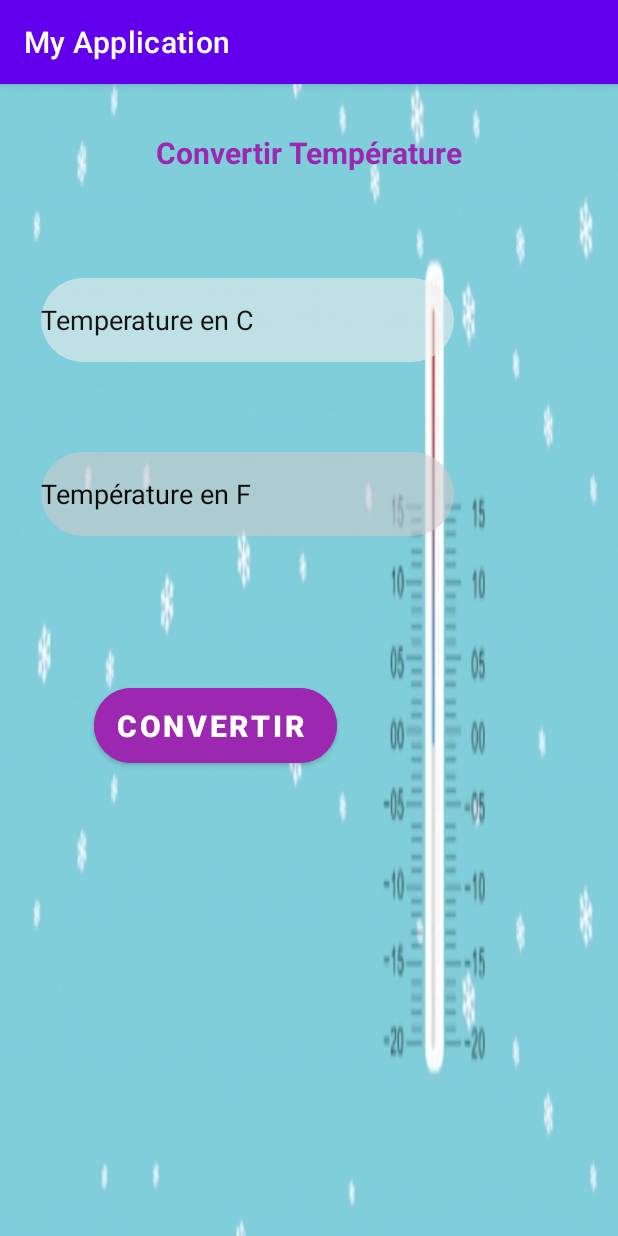
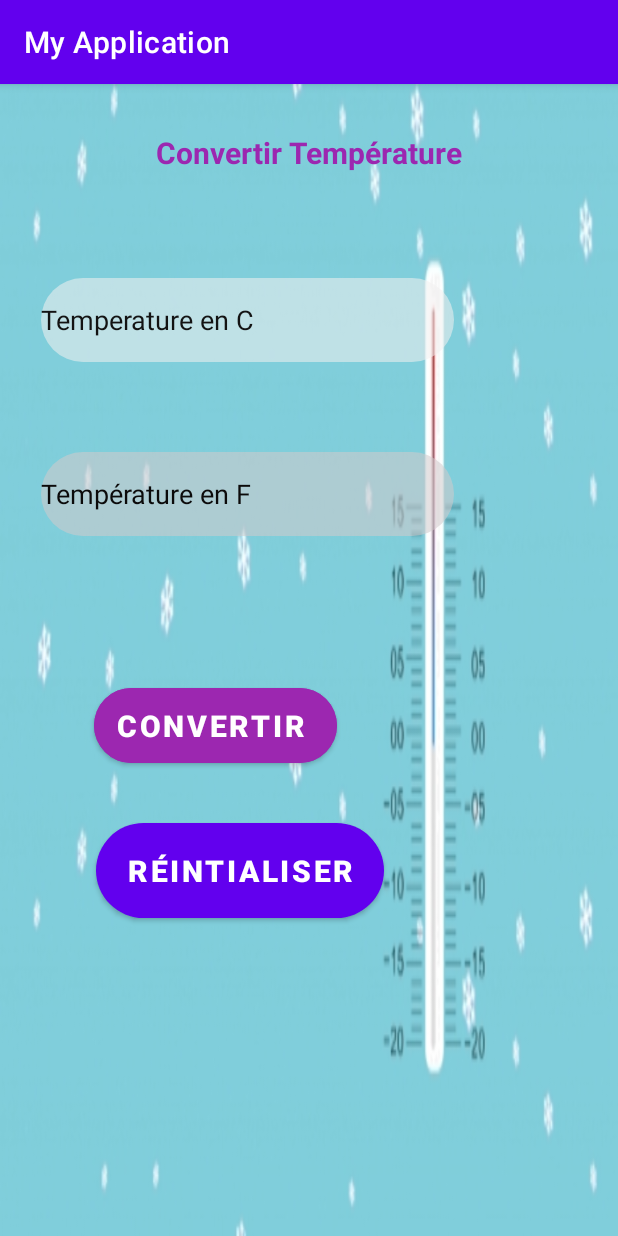
Before and after one commit to onsfadhel/MyApplication, an Android app: the screen it shows after launch (MainActivity2), on a phone screen of 412 x 824 dp. Run offline under Robolectric (Android 15) with nearby library versions, the phone set to English and light mode, and no system bars.

Commit message:
Update activity_main2.xml

```diff
--- a/app/src/main/res/layout/activity_main2.xml
+++ b/app/src/main/res/layout/activity_main2.xml
@@ -68,5 +68,17 @@
         app:layout_constraintEnd_toEndOf="parent"
         app:layout_constraintStart_toStartOf="parent"
         app:layout_constraintTop_toTopOf="parent" />
+    <Button
+        android:id="@+id/buttonInitialiser"
+        android:layout_width="192dp"
+        android:layout_height="75dp"
+        android:layout_marginStart="64dp"
+        android:layout_marginTop="28dp"
+        android:text="Réintialiser"
+        android:textSize="20sp"
+        android:textStyle="bold"
+        app:cornerRadius="50dp"
+        app:layout_constraintStart_toStartOf="parent"
+        app:layout_constraintTop_toBottomOf="@+id/buttonConvertir" />
 
 </androidx.constraintlayout.widget.ConstraintLayout>
```
